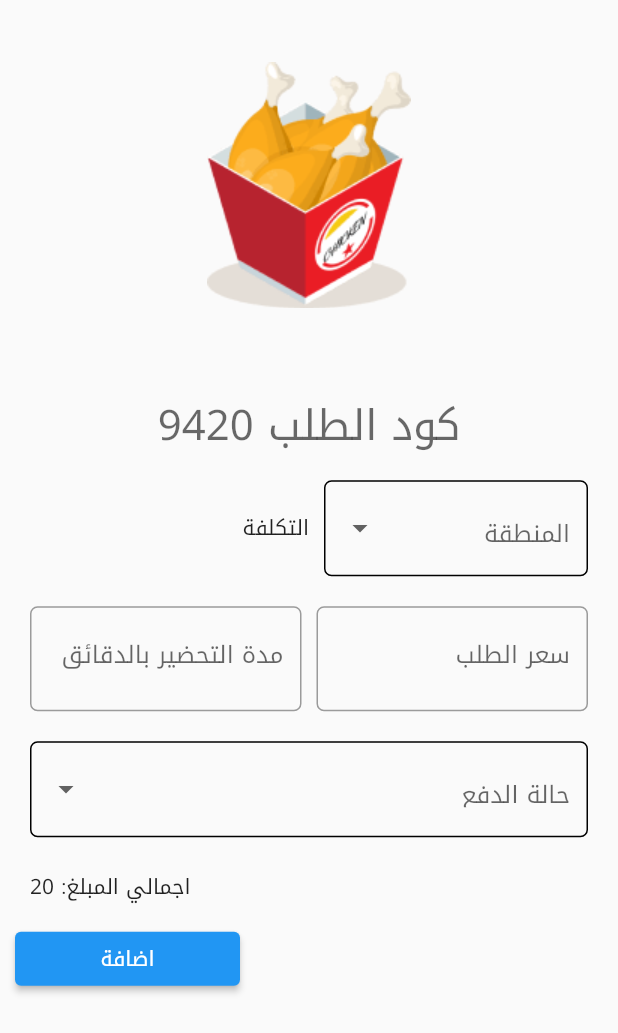
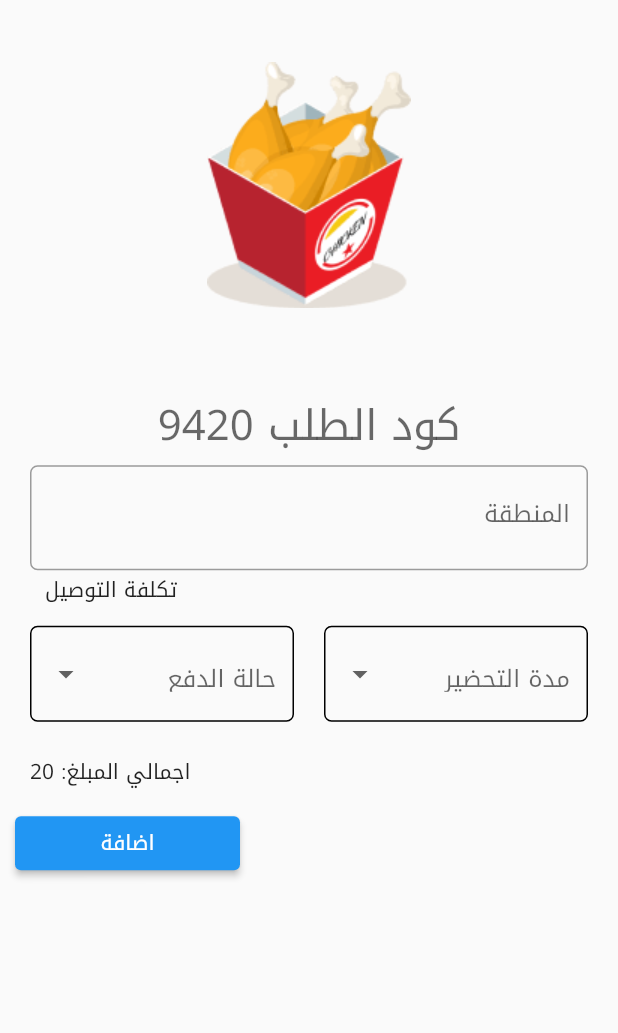
Before and after one commit to AhmedShehatah/deliverk, a Flutter app: the RestaurantNewOrder screen opened by its route, on a phone screen of 412 x 824 dp. Shown: the top 1033 px of the screen. Run offline on Flutter 3.47's test engine with Material 2 defaults, Android fonts, the light colour scheme and no system bars; our stand-ins replace image_picker, persistent_bottom_nav_bar.

Commit message:
new-order-screen

```diff
--- /dev/null
+++ b/lib/constants/enums.dart
@@ -0,0 +1,5 @@
+enum SpinnerEnum {
+  paymentState,
+  zone,
+  preparationTime,
+}
--- a/lib/helpers/app_routers.dart
+++ b/lib/helpers/app_routers.dart
@@ -1,3 +1,6 @@
+import 'providers/new_order_provider.dart';
+import 'package:provider/provider.dart';
+
 import '../presentation/screens/resturant/restaurant_base_screen.dart';
 import '../presentation/screens/resturant/restaurant_new_order.dart';
 
@@ -21,7 +24,10 @@ class AppRouter {
       case restaurantBaseScreenRoute:
         return MaterialPageRoute(builder: (_) => const RestaurantBaseScreen());
       case restuarntNewOrderScreenRoute:
-        return MaterialPageRoute(builder: (_) => RestaurantNewOrder());
+        return MaterialPageRoute(
+            builder: (_) => ChangeNotifierProvider(
+                create: (context) => NewOrderProvider(),
+                child: RestaurantNewOrder()));
 
       // delivery reoute
       case delivarySignUpRoute:
--- /dev/null
+++ b/lib/helpers/providers/new_order_provider.dart
@@ -0,0 +1,9 @@
+import 'package:flutter/widgets.dart';
+
+class NewOrderProvider with ChangeNotifier {
+  String selectedState = "";
+  void changeText(String text) {
+    selectedState = text;
+    notifyListeners();
+  }
+}
--- a/lib/presentation/screens/delivery/delivery_sign_up_screen.dart
+++ b/lib/presentation/screens/delivery/delivery_sign_up_screen.dart
@@ -1,6 +1,6 @@
 import 'dart:io';
 
-import 'package:deliverk/presentation/widgets/common/text_field.dart';
+import '../../widgets/common/text_field.dart';
 import 'package:flutter/material.dart';
 import 'package:image_picker/image_picker.dart';
 
--- a/lib/presentation/screens/resturant/restaurant_new_order.dart
+++ b/lib/presentation/screens/resturant/restaurant_new_order.dart
@@ -1,15 +1,21 @@
 import 'dart:math';
 
-import 'package:deliverk/presentation/widgets/common/text_field.dart';
+import '../../../constants/enums.dart';
+import '../../../helpers/providers/new_order_provider.dart';
+import '../../widgets/common/text_field.dart';
 import 'package:flutter/material.dart';
 
-import '../../widgets/common/zone.dart';
+import 'package:provider/provider.dart';
+
+import '../../widgets/common/spinner.dart';
 
 class RestaurantNewOrder extends StatelessWidget {
+  final TextEditingController _priceController = TextEditingController();
+
+  final int code = Random().nextInt(10000);
+
   RestaurantNewOrder({Key? key}) : super(key: key);
-  final TextEditingController _priceController = TextEditingController();
-  final TextEditingController _timeController = TextEditingController();
-  final int code = Random().nextInt(10000);
+
   @override
   Widget build(BuildContext context) {
     return Scaffold(
@@ -36,6 +42,7 @@ class RestaurantNewOrder extends StatelessWidget {
   }
 
   Widget _buildOrderDetails(BuildContext context) {
+    var provider = Provider.of<NewOrderProvider>(context);
     return Directionality(
       textDirection: TextDirection.rtl,
       child: Container(
@@ -49,42 +56,41 @@ class RestaurantNewOrder extends StatelessWidget {
               style: const TextStyle(
                   color: Color.fromARGB(150, 0, 0, 0), fontSize: 28),
             ),
+            Padding(
+              padding: const EdgeInsets.symmetric(horizontal: 10),
+              child: _buildPlaceAutoFill(),
+            ),
+            Container(
+              margin: const EdgeInsets.only(left: 20),
+              width: double.infinity,
+              child: const Text(
+                "تكلفة التوصيل",
+                textAlign: TextAlign.left,
+              ),
+            ),
             Row(
-              mainAxisAlignment: MainAxisAlignment.spaceBetween,
-              children: const [
-                Expanded(child: Zone()),
+              children: [
+                const Expanded(
+                  child: Spinner(
+                    "مدة التحضير",
+                    ["جاهز", "5 دقائق", "10 دقائق", "20 دقيقة", "نصف ساعه"],
+                    SpinnerEnum.preparationTime,
+                  ),
+                ),
                 Expanded(
-                  child: Text(
-                    "التكلفة",
-                    textAlign: TextAlign.right,
-                  ),
+                  child: _buildPaymentStatus(),
                 ),
               ],
             ),
+            if (provider.selectedState == "غير مدفوع")
               Padding(
                 padding: const EdgeInsets.all(10.0),
-              child: Row(
-                children: [
-                  Expanded(
                 child: CustomTextField(
                   controller: _priceController,
                   hint: "سعر الطلب",
                   inputType: TextInputType.number,
                 ),
               ),
-                  const SizedBox(
-                    width: 10,
-                  ),
-                  Expanded(
-                    child: CustomTextField(
-                        inputType: TextInputType.number,
-                        controller: _timeController,
-                        hint: "مدة التحضير بالدقائق"),
-                  ),
-                ],
-              ),
-            ),
-            _buildPaymentStatus(),
             Container(
               padding: const EdgeInsets.all(10),
               width: double.infinity,
@@ -112,27 +118,40 @@ class RestaurantNewOrder extends StatelessWidget {
   }
 
   Widget _buildPaymentStatus() {
-    return Container(
-      margin: const EdgeInsets.all(10),
-      child: DropdownButtonFormField<String>(
+    return const Spinner(
+      "حالة الدفع",
+      ["مدفوع", "غير مدفوع"],
+      SpinnerEnum.paymentState,
+    );
+  }
+
+  final List<String> _places = ["المنيب", "الجيزة", "رمسيس"];
+  Widget _buildPlaceAutoFill() {
+    return Autocomplete<String>(
+      fieldViewBuilder: (BuildContext context,
+          TextEditingController textEditingController,
+          FocusNode focusNode,
+          VoidCallback onFieldSubmitted) {
+        return TextFormField(
+          controller: textEditingController,
+          focusNode: focusNode,
           decoration: InputDecoration(
-          enabledBorder: OutlineInputBorder(
-            borderRadius: BorderRadius.circular(5),
+            label: const Text("المنطقة"),
+            border: OutlineInputBorder(borderRadius: BorderRadius.circular(5)),
           ),
-          border: OutlineInputBorder(
-            borderRadius: BorderRadius.circular(5),
-          ),
-        ),
-        hint: const Text("حالة الدفع"),
-        onChanged: (_) {},
-        items: <String>["غير مدفوع", "مدفوع"].map((value) {
-          return DropdownMenuItem<String>(
-            value: value,
-            alignment: AlignmentDirectional.centerEnd,
-            child: Text(value),
+          onFieldSubmitted: (String value) {
+            onFieldSubmitted();
+          },
         );
-        }).toList(),
-      ),
+      },
+      optionsBuilder: ((textEditingValue) {
+        if (textEditingValue.text == '') {
+          return const Iterable<String>.empty();
+        }
+        return _places.where((String option) {
+          return option.contains(textEditingValue.text.toLowerCase());
+        });
+      }),
     );
   }
 }
--- a/lib/presentation/screens/resturant/resturant_orders_screen.dart
+++ b/lib/presentation/screens/resturant/resturant_orders_screen.dart
@@ -1,5 +1,6 @@
+import 'package:flutter/material.dart';
+
 import '../../widgets/restaurant/empty_orders.dart';
-import 'package:flutter/material.dart';
 
 class RestaurantOrdersScreen extends StatelessWidget {
   RestaurantOrdersScreen({Key? key}) : super(key: key);
--- a/lib/presentation/screens/resturant/resturant_sign_up_screen.dart
+++ b/lib/presentation/screens/resturant/resturant_sign_up_screen.dart
@@ -1,6 +1,7 @@
 import 'dart:io';
-import 'package:deliverk/presentation/widgets/common/text_field.dart';
-import 'package:deliverk/presentation/widgets/common/zone.dart';
+import '../../../constants/enums.dart';
+import '../../widgets/common/text_field.dart';
+import '../../widgets/common/spinner.dart';
 
 import '../../../constants/strings.dart';
 import 'package:flutter/material.dart';
@@ -20,6 +21,7 @@ class _ResturantSignUpScreenState extends State<ResturantSignUpScreen> {
 
   final TextEditingController _restPlaceInDetials = TextEditingController();
   File? _image;
+
   @override
   Widget build(BuildContext context) {
     return SafeArea(
@@ -48,7 +50,11 @@ class _ResturantSignUpScreenState extends State<ResturantSignUpScreen> {
                       inputType: TextInputType.phone,
                     ),
                   ),
-                  const Zone(),
+                  const Spinner(
+                    "المنطقة",
+                    ["المنيب", "الجيزة", "رمسيس"],
+                    SpinnerEnum.zone,
+                  ),
                   Container(
                     margin: const EdgeInsets.all(10),
                     child: CustomTextField(
--- a/lib/presentation/widgets/common/zone.dart
+++ b/lib/presentation/widgets/common/spinner.dart
@@ -1,7 +1,14 @@
+import '../../../constants/enums.dart';
+import '../../../helpers/providers/new_order_provider.dart';
 import 'package:flutter/material.dart';
+import 'package:provider/provider.dart';
 
-class Zone extends StatelessWidget {
-  const Zone({Key? key}) : super(key: key);
+class Spinner extends StatelessWidget {
+  const Spinner(this.hint, this.items, this.spinnerEnum, {Key? key})
+      : super(key: key);
+  final String hint;
+  final List<String> items;
+  final SpinnerEnum spinnerEnum;
 
   @override
   Widget build(BuildContext context) {
@@ -16,9 +23,14 @@ class Zone extends StatelessWidget {
             borderRadius: BorderRadius.circular(5),
           ),
         ),
-        hint: const Text("المنطقة"),
-        onChanged: (_) {},
-        items: <String>["المنيب", "الجيزة", "رمسيس"].map((value) {
+        hint: Text(hint),
+        onChanged: (value) {
+          if (value != null && spinnerEnum == SpinnerEnum.paymentState) {
+            Provider.of<NewOrderProvider>(context, listen: false)
+                .changeText(value);
+          }
+        },
+        items: items.map((value) {
           return DropdownMenuItem<String>(
             value: value,
             alignment: AlignmentDirectional.centerEnd,
--- a/pubspec.yaml
+++ b/pubspec.yaml
@@ -36,6 +36,7 @@ dependencies:
   image_picker: ^0.8.5+3
   intl: ^0.17.0
   persistent_bottom_nav_bar: ^4.0.2
+  provider: ^6.0.3
 
 dev_dependencies:
   flutter_lints: ^2.0.0
```
Also changed, not shown: pubspec.lock. Lines whose indentation alone changed are shown as unchanged.
